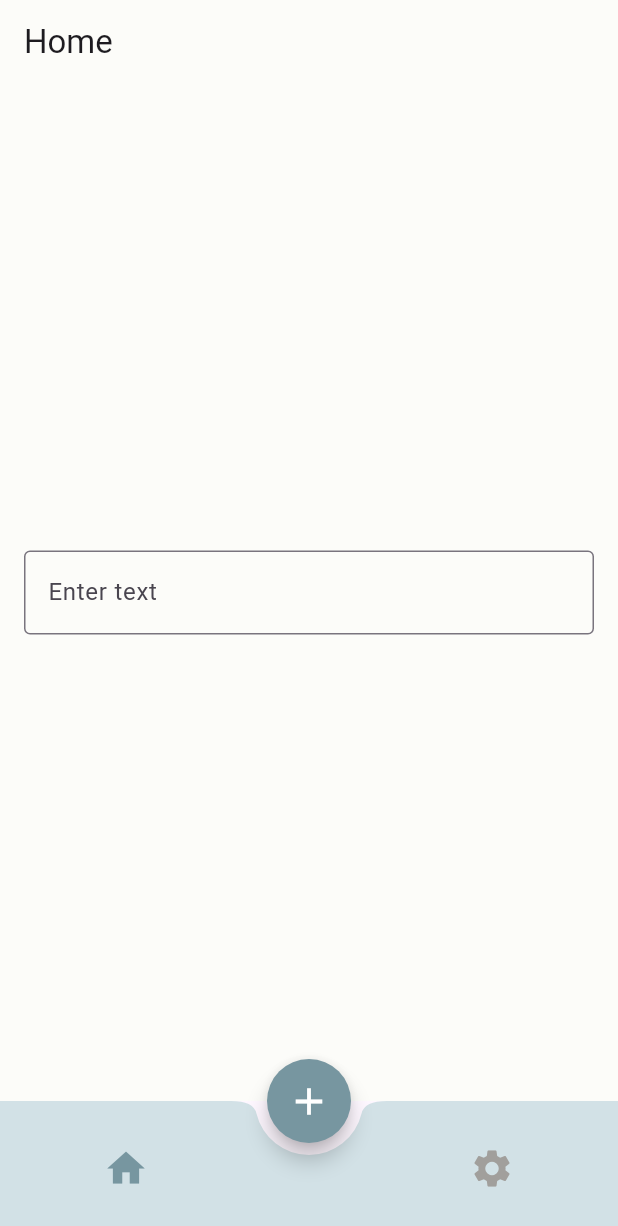
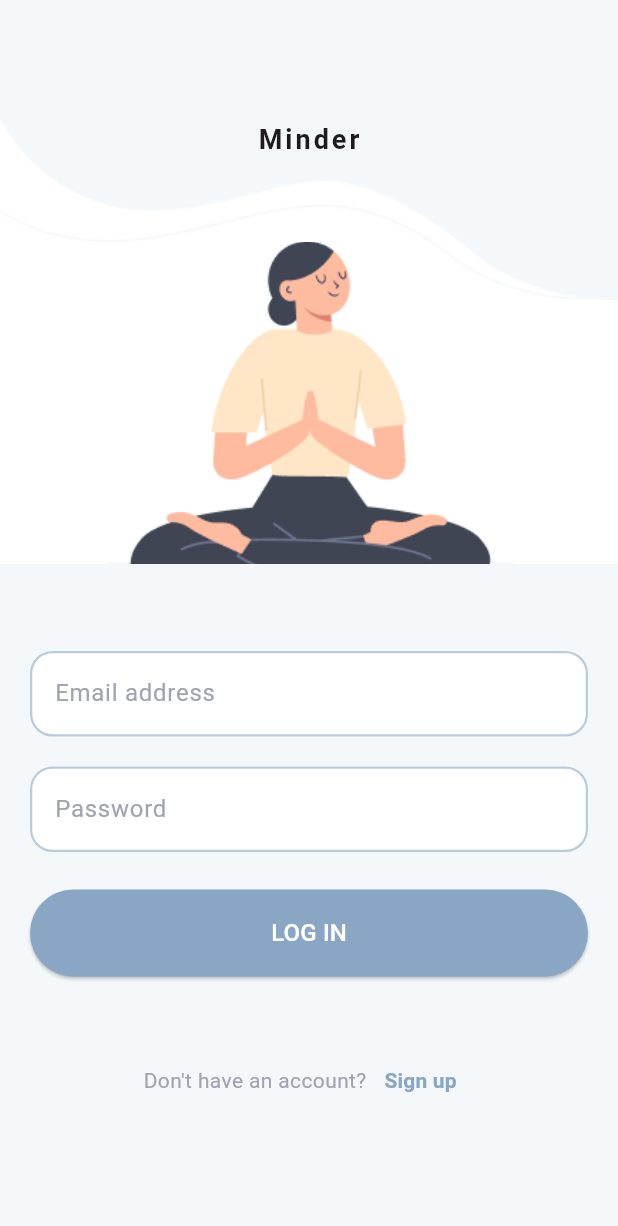
Before and after one commit to serraisik5/MindfulnesApp, a Flutter app: the screen it shows after launch, on a phone screen of 412 x 824 dp. Shown: the top 1226 px of the screen. Run offline on Flutter 3.47's test engine with Material 3 defaults, Android fonts, the phone set to English and light mode, and no system bars; our stand-ins replace get.

Commit message:
login and register views

```diff
--- a/frontend/lib/helpers/constants/colors.dart
+++ b/frontend/lib/helpers/constants/colors.dart
@@ -1,10 +1,10 @@
 import 'package:flutter/material.dart';
 
-const Color appPrimary = Color.fromARGB(255, 119, 150, 160);
-const Color appSecondary = Color.fromARGB(255, 210, 225, 230);
-const Color appTertiary = Color.fromARGB(255, 161, 159, 156);
-const Color appBackground = Color.fromARGB(255, 252, 252, 249);
-const Color appLightCream = Color.fromARGB(255, 217, 224, 228);
+const Color appPrimary = Color(0xFF89A6C4);
+const Color appSecondary = Color(0xFFF5F8FA);
+const Color appTertiary = Color(0xFFA0A3B1);
+const Color appBackground = Color.fromARGB(255, 255, 255, 255);
+const Color appLightCream = Color(0xFF89A6C4);
 
 const Color k202020 = Color(0xFF202020);
 const Color kC2C2C2 = Color(0xFFC2C2C2);
--- /dev/null
+++ b/frontend/lib/helpers/constants/images.dart
@@ -0,0 +1,5 @@
+const String MEDITATION_GIRL = 'assets/images/meditation_girl.png';
+const String LOGIN_BOTTOM_RECTANGLE =
+    'assets/images/login_bottom_rectangle.png';
+const String LOGIN_TOP_WAVE = 'assets/images/login_top_wave.png';
+const String REGISTER_WAVE = 'assets/images/register_wave.png';
--- a/frontend/lib/main.dart
+++ b/frontend/lib/main.dart
@@ -2,6 +2,8 @@ import 'package:flutter/material.dart';
 import 'package:get/get.dart';
 import 'package:minder_frontend/modules/base/views/base_view.dart';
 import 'package:minder_frontend/modules/home/views/home_view.dart';
+import 'package:minder_frontend/modules/login-register/views/login_view.dart';
+import 'package:minder_frontend/modules/login-register/views/register_view.dart';
 
 void main() {
   runApp(const MyApp());
@@ -15,7 +17,7 @@ class MyApp extends StatelessWidget {
   Widget build(BuildContext context) {
     return GetMaterialApp(
       title: 'Mindfulness',
-      home: BaseView(),
+      home: LoginView(),
     );
   }
 }
--- a/frontend/lib/modules/base/views/base_view.dart
+++ b/frontend/lib/modules/base/views/base_view.dart
@@ -3,7 +3,6 @@ import 'package:minder_frontend/helpers/constants/colors.dart';
 import 'package:minder_frontend/modules/favorites/views/favorites_view.dart';
 import 'package:minder_frontend/modules/home/views/home_view.dart';
 import 'package:minder_frontend/modules/profile/views/profile_view.dart';
-import 'package:minder_frontend/modules/settings/views/settings_view.dart';
 
 class BaseView extends StatefulWidget {
   const BaseView({super.key});
@@ -18,7 +17,7 @@ class _BaseViewState extends State<BaseView> {
   final List<Widget> _screens = [
     const HomeView(),
     const FavoritesView(),
-    const SettingsView(),
+    const ProfileView(),
   ];
 
   void _onItemTapped(int index) {
@@ -36,15 +35,19 @@ class _BaseViewState extends State<BaseView> {
       ),
       bottomNavigationBar: Container(
         decoration: BoxDecoration(
-          borderRadius: BorderRadius.all(
-            Radius.circular(90),
-          ),
+          boxShadow: [
+            BoxShadow(
+              color: Colors.black.withOpacity(0.1),
+              spreadRadius: 1,
+              blurRadius: 10,
+              offset: const Offset(0, 0),
+            ),
+          ],
         ),
         height: 90,
         child: BottomAppBar(
           shape: const CircularNotchedRectangle(),
-          notchMargin: 8.0,
-          color: appSecondary,
+          color: appBackground,
           child: Row(
             mainAxisAlignment: MainAxisAlignment.spaceAround,
             children: [
@@ -56,7 +59,7 @@ class _BaseViewState extends State<BaseView> {
               ),
               const SizedBox(width: 20), // Space for the FAB
               IconButton(
-                icon: Icon(Icons.settings,
+                icon: Icon(Icons.person,
                     size: 30,
                     color: selectedIndex == 2 ? appPrimary : appTertiary),
                 onPressed: () => _onItemTapped(2),
@@ -66,11 +69,11 @@ class _BaseViewState extends State<BaseView> {
         ),
       ),
       floatingActionButton: FloatingActionButton(
-        elevation: 6,
+        elevation: 0,
         backgroundColor: appPrimary, // Customize as needed
         shape: const CircleBorder(),
         onPressed: () => _onItemTapped(1), // Tap to select Favorites
-        child: const Icon(size: 30, Icons.add, color: Colors.white),
+        child: const Icon(size: 40, Icons.add, color: Colors.white),
       ),
       floatingActionButtonLocation: FloatingActionButtonLocation.centerDocked,
     );
--- /dev/null
+++ b/frontend/lib/modules/login-register/views/login_view.dart
@@ -0,0 +1,113 @@
+import 'package:flutter/material.dart';
+import 'package:get/get.dart';
+import 'package:minder_frontend/helpers/constants/colors.dart';
+import 'package:minder_frontend/helpers/constants/images.dart';
+import 'package:minder_frontend/modules/base/views/base_view.dart';
+import 'package:minder_frontend/modules/login-register/views/register_view.dart';
+import 'package:minder_frontend/widgets/custom_blue_button.dart';
+import 'package:minder_frontend/widgets/custom_text_field.dart';
+
+class LoginView extends StatelessWidget {
+  final TextEditingController emailController = TextEditingController();
+  final TextEditingController passwordController = TextEditingController();
+
+  @override
+  Widget build(BuildContext context) {
+    return Scaffold(
+      backgroundColor: appBackground,
+      body: Stack(
+        children: [
+          Positioned(
+              top: -15,
+              child: Image.asset(
+                LOGIN_TOP_WAVE,
+              )),
+          Positioned(
+            top: 80,
+            left: 0,
+            right: 0,
+            child: Column(
+              children: [
+                // Logo
+                Text(
+                  'Minder',
+                  style: TextStyle(
+                    fontSize: 18,
+                    fontWeight: FontWeight.bold,
+                    letterSpacing: 2,
+                  ),
+                ),
+                SizedBox(
+                  height: 55,
+                ),
+                // Illustration
+                Image.asset(
+                  MEDITATION_GIRL, // Add this image to your assets
+                  height: 245,
+                ),
+              ],
+            ),
+          ),
+          Positioned(bottom: 0, child: Image.asset(LOGIN_BOTTOM_RECTANGLE)),
+          Positioned(
+            bottom: 80,
+            left: 20,
+            right: 20,
+            child: Column(
+              children: [
+                CustomTextField(
+                  hintText: 'Email address',
+                  backgroundColor: appBackground,
+                  borderColor: appPrimary.withAlpha(150),
+                  controller: emailController,
+                ),
+                const SizedBox(height: 20),
+                CustomTextField(
+                  hintText: 'Password',
+                  backgroundColor: appBackground,
+                  borderColor: appPrimary.withAlpha(150),
+                  isPassword: true,
+                  controller: passwordController,
+                ),
+                const SizedBox(height: 25),
+                CustomBlueButton(
+                  text: 'LOG IN',
+                  onPressed: () {
+                    String email = emailController.text;
+                    String password = passwordController.text;
+                    print('Email: $email, Password: $password');
+                    Get.offAll(() => const BaseView());
+                    // Perform authentication logic
+                  },
+                ),
+                const SizedBox(height: 45),
+                Row(
+                  mainAxisAlignment: MainAxisAlignment.center,
+                  children: [
+                    Text(
+                      "Don't have an account?",
+                      style: TextStyle(color: appTertiary),
+                    ),
+                    TextButton(
+                      onPressed: () {
+                        // Navigate to the registration screen
+                        Get.to(() => RegisterView());
+                      },
+                      child: Text(
+                        'Sign up',
+                        style: TextStyle(
+                          color: appPrimary,
+                          fontWeight: FontWeight.bold,
+                        ),
+                      ),
+                    )
+                  ],
+                )
+              ],
+            ),
+          )
+        ],
+      ),
+    );
+  }
+}
--- /dev/null
+++ b/frontend/lib/widgets/custom_blue_button.dart
@@ -0,0 +1,42 @@
+import 'package:flutter/material.dart';
+import 'package:minder_frontend/helpers/constants/colors.dart';
+
+class CustomBlueButton extends StatelessWidget {
+  final String text;
+  final VoidCallback onPressed;
+  final double width;
+  final double height;
+
+  const CustomBlueButton({
+    super.key,
+    required this.text,
+    required this.onPressed,
+    this.width = double.infinity, // Default to full width
+    this.height = 58.0, // Default height
+  });
+
+  @override
+  Widget build(BuildContext context) {
+    return SizedBox(
+      width: width,
+      height: height,
+      child: ElevatedButton(
+        onPressed: onPressed,
+        style: ElevatedButton.styleFrom(
+          backgroundColor: appPrimary, // Custom blue color
+          shape: RoundedRectangleBorder(
+            borderRadius: BorderRadius.circular(30), // Rounded corners
+          ),
+          padding: const EdgeInsets.symmetric(vertical: 15),
+        ),
+        child: Text(
+          text,
+          style: const TextStyle(
+            fontSize: 16,
+            color: Colors.white, // White text
+          ),
+        ),
+      ),
+    );
+  }
+}
--- /dev/null
+++ b/frontend/lib/widgets/custom_text_field.dart
@@ -0,0 +1,41 @@
+import 'package:flutter/material.dart';
+import 'package:minder_frontend/helpers/constants/colors.dart';
+
+class CustomTextField extends StatelessWidget {
+  final String hintText;
+  final Color backgroundColor;
+  final Color borderColor;
+  final bool isPassword;
+  final TextEditingController? controller;
+
+  const CustomTextField({
+    Key? key,
+    required this.hintText,
+    this.backgroundColor = Colors.white,
+    this.borderColor = Colors.grey,
+    this.isPassword = false,
+    this.controller,
+  }) : super(key: key);
+
+  @override
+  Widget build(BuildContext context) {
+    return Container(
+      decoration: BoxDecoration(
+        color: backgroundColor,
+        borderRadius: BorderRadius.circular(15),
+        border: Border.all(color: borderColor, width: 1.5),
+      ),
+      child: TextField(
+        controller: controller,
+        obscureText: isPassword,
+        decoration: InputDecoration(
+          hintText: hintText,
+          hintStyle: const TextStyle(color: appTertiary),
+          contentPadding:
+              const EdgeInsets.symmetric(horizontal: 15, vertical: 15),
+          border: InputBorder.none, // Removes default Flutter border
+        ),
+      ),
+    );
+  }
+}
--- a/frontend/pubspec.yaml
+++ b/frontend/pubspec.yaml
@@ -59,7 +59,9 @@ flutter:
   uses-material-design: true
 
   # To add assets to your application, add an assets section, like this:
-  # assets:
+  assets:
+      - assets/icons/
+      - assets/images/
   #   - images/a_dot_burr.jpeg
   #   - images/a_dot_ham.jpeg
 
```
Also changed, not shown: frontend/lib/modules/login-register/views/register_view.dart (added, +126 -0 lines), frontend/lib/widgets/back_button.dart (added, +44 -0 lines), frontend/assets/images/login_bottom_rectangle.png (added), frontend/assets/images/login_top_wave.png (added), frontend/assets/images/meditation_girl.png (added), frontend/assets/images/register_wave.png (added).
